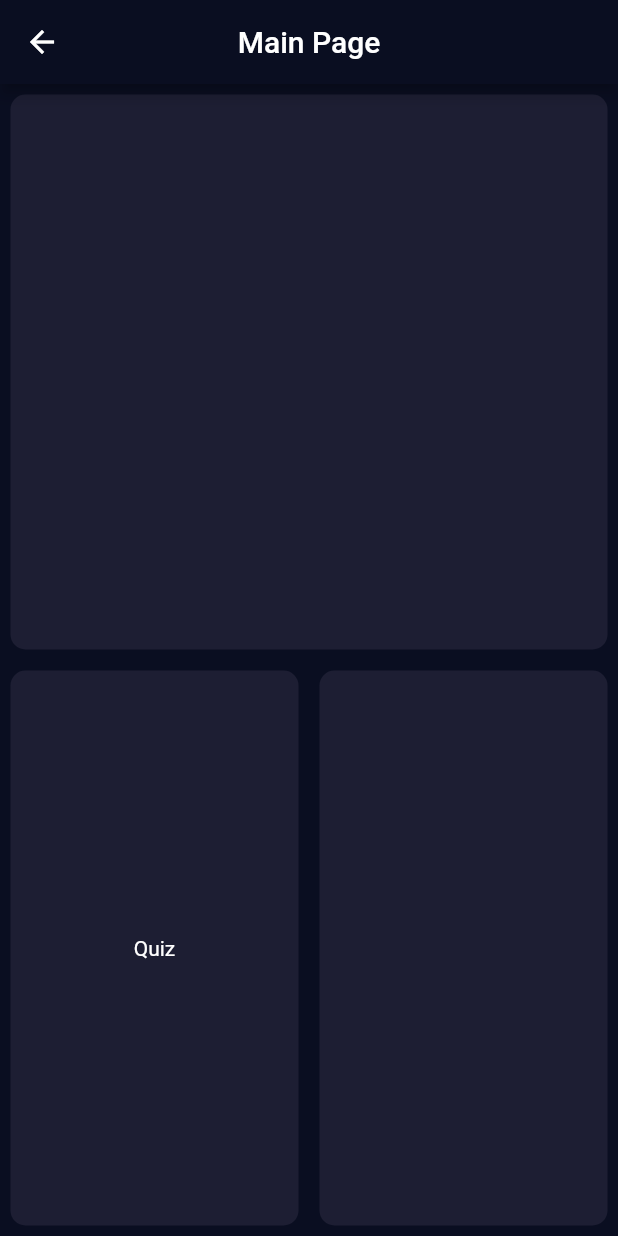
After one commit to mahauni/euro-farma-gamify, a Flutter app: the MainPage screen opened by its route, on a phone screen of 412 x 824 dp. The commit adds this screen. Run offline on Flutter 3.47's test engine with Material 2 defaults, Android fonts, the phone set to English and light mode, and no system bars.

Commit message:
Add files via upload

```diff
--- a/lib/main.dart
+++ b/lib/main.dart
@@ -1,4 +1,5 @@
 import 'package:euro_farma_gamify/pages/login_page.dart';
+import 'package:euro_farma_gamify/pages/main_page.dart';
 import 'package:flutter/material.dart';
 
 import 'constants.dart';
@@ -16,6 +17,11 @@ class MyApp extends StatelessWidget {
     return MaterialApp(
       debugShowCheckedModeBanner: false,
       title: 'Flutter Demo',
+      initialRoute: "/login",
+      routes: {
+        "/login": (context) => const LoginPage(),
+        "/main": (context) => const MainPage(),
+      },
       theme: ThemeData.dark().copyWith(
         primaryColor: backgroundColor,
         scaffoldBackgroundColor: backgroundColor,
--- a/lib/pages/login_page.dart
+++ b/lib/pages/login_page.dart
@@ -1,5 +1,6 @@
 // ignore_for_file: prefer_const_constructors, prefer_const_literals_to_create_immutables
 
+import 'package:euro_farma_gamify/pages/main_page.dart';
 import 'package:flutter/material.dart';
 import 'package:flutter/services.dart';
 
@@ -37,7 +38,9 @@ class _LoginPageState extends State<LoginPage> {
                   children: [
                     Text("E-mail"),
                     TextFormField(
-                      onSaved: (value) {email = value!;},
+                      onSaved: (value) {
+                        email = value!;
+                      },
                       inputFormatters: [
                         if (_denySpaces)
                           FilteringTextInputFormatter.deny(RegExp(r'\s')),
@@ -58,7 +61,9 @@ class _LoginPageState extends State<LoginPage> {
                     ),
                     Text("Senha"),
                     TextFormField(
-                      onSaved: (value) {password = value!;},
+                      onSaved: (value) {
+                        password = value!;
+                      },
                       inputFormatters: [
                         if (_denySpaces)
                           FilteringTextInputFormatter.deny(RegExp(r'\s')),
@@ -109,6 +114,12 @@ class _LoginPageState extends State<LoginPage> {
                             ScaffoldMessenger.of(context).showSnackBar(
                               const SnackBar(content: Text('Processing Data')),
                             );
+
+                            Navigator.pushReplacementNamed(
+                              context,
+                              '/main',
+                              arguments: {}
+                            );
                           }
                         },
                         child: Text("Enter"),
--- /dev/null
+++ b/lib/pages/main_page.dart
@@ -0,0 +1,52 @@
+// ignore_for_file: prefer_const_constructors, prefer_const_literals_to_create_immutables
+
+import 'package:flutter/material.dart';
+
+import '../components/custom_card.dart';
+
+class MainPage extends StatefulWidget {
+  const MainPage({super.key});
+
+  @override
+  State<MainPage> createState() => _MainPageState();
+}
+
+class _MainPageState extends State<MainPage> {
+  @override
+  Widget build(BuildContext context) {
+    // ModalRoute.of(context)?.settings.arguments; way to receive the arguments
+    return Scaffold(
+      appBar: AppBar(
+        title: Text('Main Page'),
+        centerTitle: true,
+      ),
+      body: Column(
+        children: [
+          Expanded(
+            child: CustomCard(),
+          ),
+          Expanded(
+            child: Container(
+              alignment: Alignment.center,
+              child: Row(
+                children: [
+                  Expanded(
+                    child: CustomCard(
+                      child: Column(
+                        mainAxisAlignment: MainAxisAlignment.center,
+                        children: [
+                          Text("Quiz"),
+                        ],
+                      ),
+                    ),
+                  ),
+                  Expanded(child: CustomCard()),
+                ],
+              ),
+            ),
+          ),
+        ],
+      ),
+    );
+  }
+}
```
Also changed, not shown: lib/components/custom_card.dart (line endings or trailing spaces), lib/components/gender_card.dart (line endings or trailing spaces), lib/constants.dart (line endings or trailing spaces).
